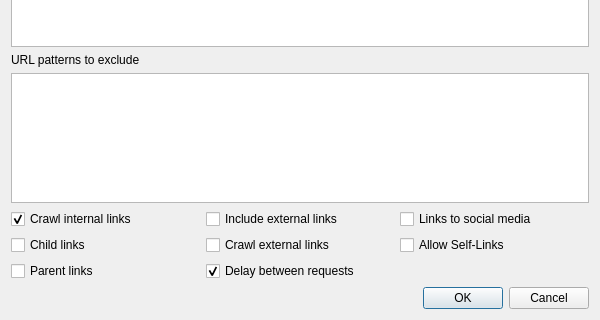
This is src/forms/dialogwebcrawler.ui in socnetv/app as Qt 5 draws it before an edit; both pictures show x 0 to 600 and y 336 to 656 of the 600 by 656 pixel window. The edited form follows.
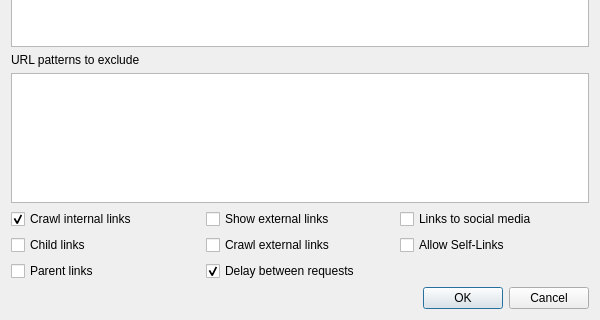
This is the edited form.

Commit message: work on #124 - fixed bug with external links checkbox (was not used at all)

What changed in the file:
```diff
--- a/src/forms/dialogwebcrawler.ui
+++ b/src/forms/dialogwebcrawler.ui
@@ -214,7 +214,7 @@
         <string>&lt;html&gt;&lt;head/&gt;&lt;body&gt;&lt;p&gt;&lt;span style=&quot; font-weight:600;&quot;&gt;Include external links&lt;/span&gt;&lt;/p&gt;&lt;p&gt;If enabled, the crawler will map &lt;span style=&quot; font-weight:600;&quot;&gt;links to external domains&lt;/span&gt;. &lt;/p&gt;&lt;p&gt;For instance, if this option is enabled and you start crawling www.supersyntages.gr/ where there is a link to a page of a different domain, i.e. www.aggelies247.com/news, then a node &amp;quot;www.aggelies247.com/news&amp;quot; will be added to the network. &lt;/p&gt;&lt;p&gt;If you don't want to crawl external links at all, just disable this option. &lt;/p&gt;&lt;p&gt;Please note that you &lt;span style=&quot; font-weight:600;&quot;&gt;MUST &lt;/span&gt;enable either this option or the &amp;quot;Include internal links&amp;quot; option, for the crawler to work.&lt;/p&gt;&lt;/body&gt;&lt;/html&gt;</string>
        </property>
        <property name="text">
-        <string>Include external links</string>
+        <string>Show external links</string>
        </property>
        <property name="checked">
         <bool>false</bool>
```
Left out of the diff: 8 changed lines with no effect on the pictures. The commit also changes 4 other files.
